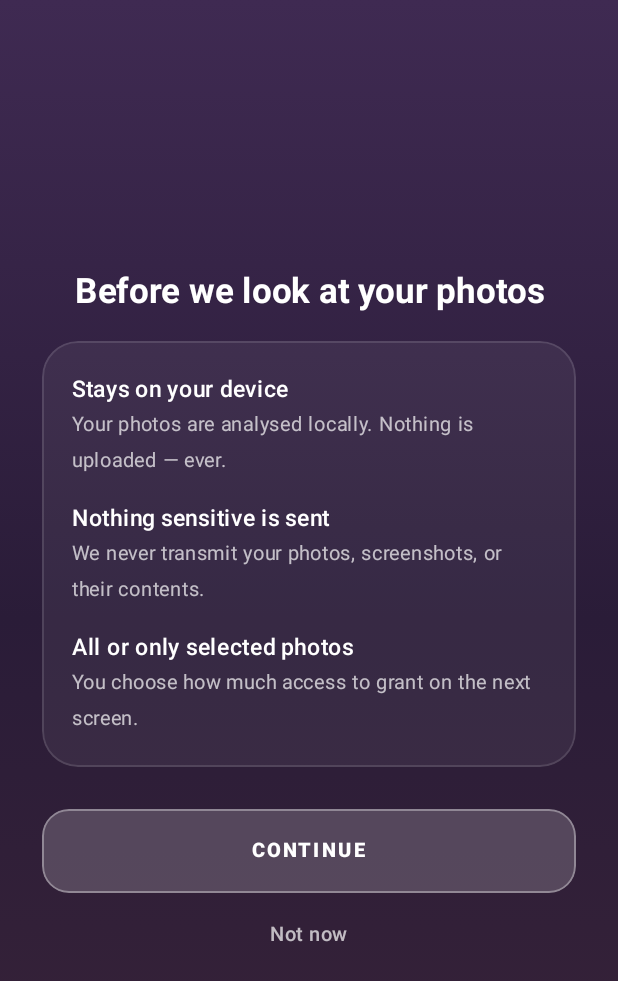
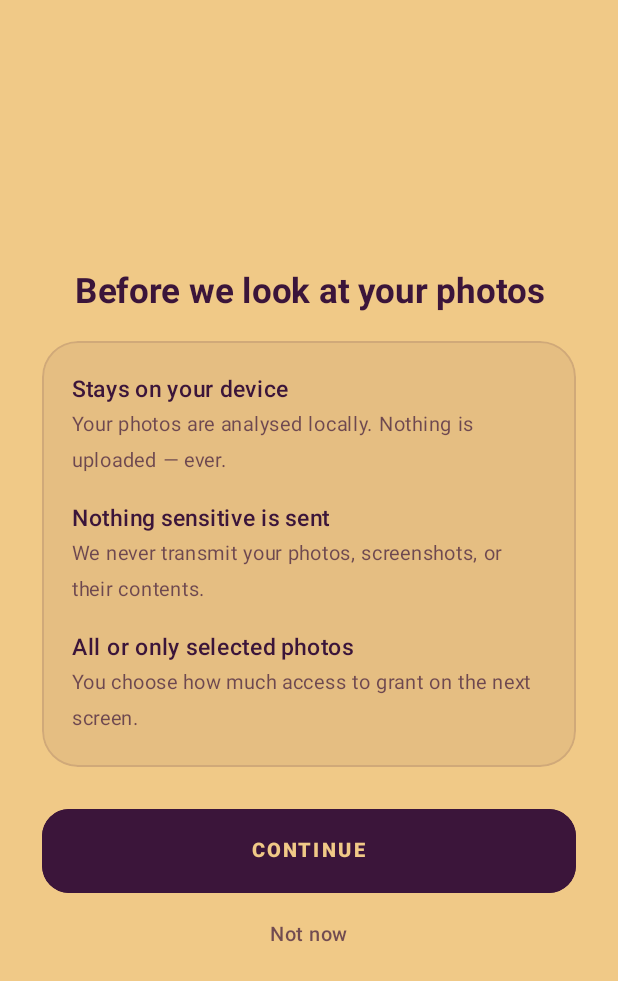
Before and after one commit to Rokuu010/Atlas, an Android app built with Jetpack Compose: the screen it shows after launch (MainActivity), after a tap on "CREATE MY ROLLCARD", on a phone screen of 412 x 824 dp. Shown: the top 981 px of the screen. Run offline under Robolectric (Android 15) with nearby library versions, the phone set to English and light mode, and no system bars.

Commit message:
Onboarding palette: warm tan background + plum text on all pre-card screens
Pre-card screens (greeting, permission priming/denied, generation, warming up, setup) now
use Background #F0C987 / Text #3B153A on both platforms. Added shared onboardingBG/onboardingInk
colors, switched OnboardingBackground to solid tan, restyled the primary CTA to a solid plum
pill with tan text and the secondary/body text to plum, and flipped all the white text. The
Rollcard itself and everything after it are unchanged. (The dark toast bar keeps white text.)

Co-Authored-By: Claude Opus 4.8 <noreply@anthropic.com>

```diff
--- a/android/app/src/main/java/io/tastecard/ui/Components.kt
+++ b/android/app/src/main/java/io/tastecard/ui/Components.kt
@@ -25,6 +25,10 @@ import androidx.compose.ui.unit.sp
 import coil.compose.AsyncImage
 import io.tastecard.model.RarityTier
 
+/** Pre-card onboarding palette (greeting through generation); the card keeps its own theme. */
+val OnboardingBG = Color(0xFFF0C987)   // warm tan
+val OnboardingInk = Color(0xFF3B153A)  // deep plum
+
 /** Translucent "glass" surface (no live blur — broad device compatibility). */
 fun Modifier.glass(fill: Color, border: Color, radius: Dp): Modifier =
     this.clip(RoundedCornerShape(radius))
@@ -36,14 +40,14 @@ fun CTAButton(text: String, modifier: Modifier = Modifier, onClick: () -> Unit)
     Box(
         modifier = modifier
             .fillMaxWidth()
-            .glass(Color.White.copy(alpha = 0.18f), Color.White.copy(alpha = 0.35f), 18.dp)
+            .glass(OnboardingInk, OnboardingInk, 18.dp)
             .clickable { onClick() }
             .padding(vertical = 16.dp),
         contentAlignment = Alignment.Center,
     ) {
         Text(
             text.uppercase(),
-            color = Color.White,
+            color = OnboardingBG,
             fontWeight = FontWeight.Black,
             fontSize = 13.sp,
             letterSpacing = 2.sp,
@@ -55,7 +59,7 @@ fun CTAButton(text: String, modifier: Modifier = Modifier, onClick: () -> Unit)
 fun SecondaryButton(text: String, onClick: () -> Unit) {
     Text(
         text,
-        color = Color.White.copy(alpha = 0.7f),
+        color = OnboardingInk.copy(alpha = 0.7f),
         fontWeight = FontWeight.SemiBold,
         fontSize = 13.sp,
         modifier = Modifier.clickable { onClick() }.padding(8.dp),
@@ -105,9 +109,7 @@ fun OnboardingBackground(content: @Composable () -> Unit) {
         Modifier
             .fillMaxSize()
             .background(
-                Brush.verticalGradient(
-                    listOf(Color(0xFF3F2A52), Color(0xFF2A1C38), Color(0xFF3A2438))
-                )
+                OnboardingBG
             )
     ) { content() }
 }
@@ -126,12 +128,12 @@ fun CenteredMessage(
     ) {
         Text(emoji, fontSize = 40.sp)
         androidx.compose.foundation.layout.Spacer(Modifier.padding(8.dp))
-        Text(title, color = Color.White, fontSize = 24.sp, fontWeight = FontWeight.Bold, textAlign = TextAlign.Center)
+        Text(title, color = OnboardingInk, fontSize = 24.sp, fontWeight = FontWeight.Bold, textAlign = TextAlign.Center)
         androidx.compose.foundation.layout.Spacer(Modifier.padding(6.dp))
-        Text(body, color = Color.White.copy(alpha = 0.72f), fontSize = 15.sp, textAlign = TextAlign.Center)
+        Text(body, color = OnboardingInk.copy(alpha = 0.72f), fontSize = 15.sp, textAlign = TextAlign.Center)
         if (sub != null) {
             androidx.compose.foundation.layout.Spacer(Modifier.padding(6.dp))
-            Mono(sub, Color.White.copy(alpha = 0.45f), 11)
+            Mono(sub, OnboardingInk.copy(alpha = 0.45f), 11)
         }
     }
 }
--- a/android/app/src/main/java/io/tastecard/ui/Screens.kt
+++ b/android/app/src/main/java/io/tastecard/ui/Screens.kt
@@ -47,17 +47,17 @@ fun GreetingScreen(onStart: () -> Unit) {
             verticalArrangement = Arrangement.Center,
             horizontalAlignment = Alignment.CenterHorizontally,
         ) {
-            Mono("ROLLCARD", Color.White.copy(alpha = 0.75f), 13, FontWeight.Bold, 4.0)
+            Mono("ROLLCARD", OnboardingInk.copy(alpha = 0.75f), 13, FontWeight.Bold, 4.0)
             Spacer(Modifier.height(16.dp))
             Text(
                 "Find out what your\ncamera roll says about you",
-                color = Color.White, fontSize = 30.sp, fontWeight = FontWeight.Bold,
+                color = OnboardingInk, fontSize = 30.sp, fontWeight = FontWeight.Bold,
                 textAlign = TextAlign.Center, lineHeight = 38.sp,
             )
             Spacer(Modifier.height(14.dp))
             Text(
                 "Analysed entirely on your device. Nothing is ever uploaded.",
-                color = Color.White.copy(alpha = 0.7f), fontSize = 14.sp, textAlign = TextAlign.Center,
+                color = OnboardingInk.copy(alpha = 0.7f), fontSize = 14.sp, textAlign = TextAlign.Center,
             )
             Spacer(Modifier.height(36.dp))
             CTAButton("Create my Rollcard", onClick = onStart)
@@ -73,11 +73,11 @@ fun PrimingScreen(onContinue: () -> Unit, onBack: () -> Unit) {
             verticalArrangement = Arrangement.Center,
             horizontalAlignment = Alignment.CenterHorizontally,
         ) {
-            Text("Before we look at your photos", color = Color.White, fontSize = 23.sp,
+            Text("Before we look at your photos", color = OnboardingInk, fontSize = 23.sp,
                 fontWeight = FontWeight.Bold, textAlign = TextAlign.Center)
             Spacer(Modifier.height(20.dp))
             Column(
-                Modifier.fillMaxWidth().glass(Color.White.copy(alpha = 0.06f), Color.White.copy(alpha = 0.12f), 24.dp)
+                Modifier.fillMaxWidth().glass(OnboardingInk.copy(alpha = 0.06f), OnboardingInk.copy(alpha = 0.12f), 24.dp)
                     .padding(20.dp),
                 verticalArrangement = Arrangement.spacedBy(14.dp),
             ) {
@@ -96,8 +96,8 @@ fun PrimingScreen(onContinue: () -> Unit, onBack: () -> Unit) {
 @Composable
 private fun Bullet(title: String, body: String) {
     Column {
-        Text(title, color = Color.White, fontSize = 15.sp, fontWeight = FontWeight.SemiBold)
-        Text(body, color = Color.White.copy(alpha = 0.7f), fontSize = 13.sp)
+        Text(title, color = OnboardingInk, fontSize = 15.sp, fontWeight = FontWeight.SemiBold)
+        Text(body, color = OnboardingInk.copy(alpha = 0.7f), fontSize = 13.sp)
     }
 }
 
@@ -119,20 +119,20 @@ fun GeneratingScreen(vm: TastecardViewModel) {
                     progress = if (fraction <= 0f) 0.02f else fraction,
                     modifier = Modifier.size(150.dp),
                     color = Color(0xFFE2A9C0),
-                    trackColor = Color.White.copy(alpha = 0.15f),
+                    trackColor = OnboardingInk.copy(alpha = 0.15f),
                     strokeWidth = 8.dp,
                 )
-                Text("${(fraction * 100).toInt()}%", color = Color.White, fontSize = 28.sp, fontWeight = FontWeight.Black)
+                Text("${(fraction * 100).toInt()}%", color = OnboardingInk, fontSize = 28.sp, fontWeight = FontWeight.Black)
             }
             Spacer(Modifier.height(24.dp))
-            Text("Reading your camera roll", color = Color.White, fontSize = 20.sp, fontWeight = FontWeight.Bold)
+            Text("Reading your camera roll", color = OnboardingInk, fontSize = 20.sp, fontWeight = FontWeight.Bold)
             Spacer(Modifier.height(6.dp))
             Text(
                 if (total > 0) "Analysing $processed of $total" else "Finding your photos…",
-                color = Color.White.copy(alpha = 0.7f), fontSize = 14.sp,
+                color = OnboardingInk.copy(alpha = 0.7f), fontSize = 14.sp,
             )
             Spacer(Modifier.height(4.dp))
-            Mono("EVERYTHING STAYS ON YOUR DEVICE", Color.White.copy(alpha = 0.45f), 10, letter = 1.0)
+            Mono("EVERYTHING STAYS ON YOUR DEVICE", OnboardingInk.copy(alpha = 0.45f), 10, letter = 1.0)
             Spacer(Modifier.height(32.dp))
             SecondaryButton("Cancel", onClick = vm::cancel)
         }
```
Also changed, not shown: 7 other files.
